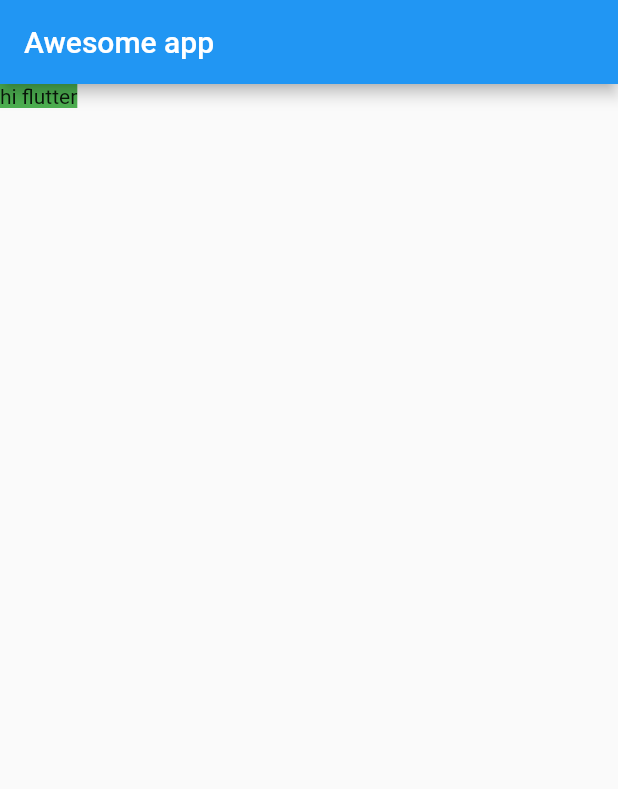
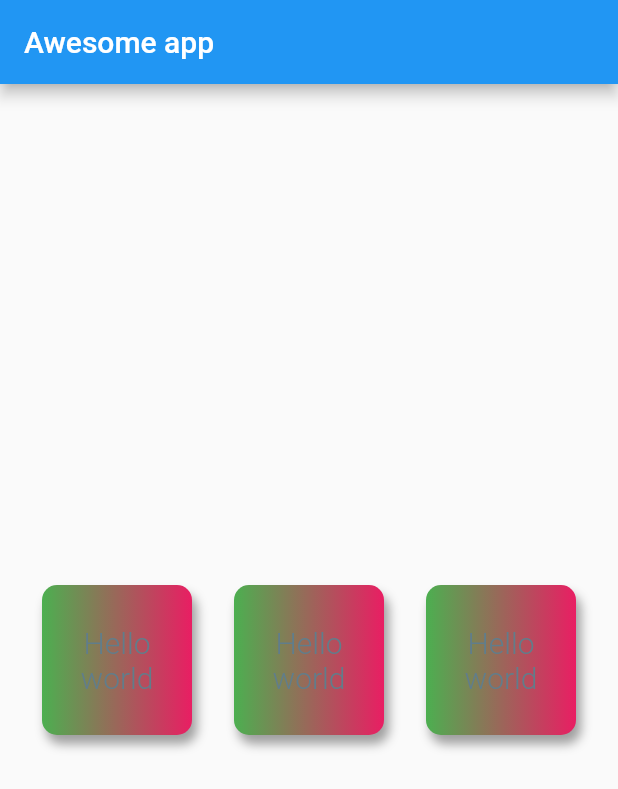
Before and after one commit to sarabpreet992/flutter-project, a Flutter app: the screen it shows after launch, on a phone screen of 412 x 824 dp. Shown: the top 789 px of the screen. Run offline on Flutter 3.47's test engine with Material 2 defaults, Android fonts, the phone set to English and light mode, and no system bars.

Commit message:
Flutter rows ch-1

```diff
--- a/lib/main.dart
+++ b/lib/main.dart
@@ -1,5 +1,3 @@
-import 'dart:html';
-
 import 'package:flutter/material.dart';
 
 void main() {
@@ -13,12 +11,96 @@ class Homepage extends StatelessWidget {
   @override
   Widget build(BuildContext context) {
     return Scaffold(
-        appBar: AppBar(
-          title: Text("Awesome app"),
+      appBar: AppBar(
+        title: Text("Awesome app"),
+      ),
+      body: Center(
+        child: Row(
+          mainAxisAlignment: MainAxisAlignment.spaceEvenly,
+          crossAxisAlignment: CrossAxisAlignment.start,
+          children: <Widget>[
+            Container(
+                width: 100,
+                height: 100,
+                padding: EdgeInsets.all(10),
+                alignment: Alignment.center,
+                decoration: BoxDecoration(
+                    color: Colors.black,
+                    gradient: LinearGradient(
+                      colors: [Colors.green, Colors.pink],
+                    ),
+                    borderRadius: BorderRadius.circular(10),
+                    boxShadow: [
+                      BoxShadow(
+                        color: Colors.grey,
+                        blurRadius: 5,
+                        offset: Offset(3.0, 6.0),
+                      )
+                    ]),
+                child: Text(
+                  "Hello world",
+                  textAlign: TextAlign.center,
+                  style: TextStyle(
+                      fontSize: 20,
+                      color: Colors.blueGrey,
+                      fontWeight: FontWeight.w300),
+                )),
+            Container(
+              width: 100,
+              height: 100,
+              padding: EdgeInsets.all(10),
+              alignment: Alignment.center,
+              decoration: BoxDecoration(
+                  color: Colors.yellow,
+                  gradient: LinearGradient(
+                    colors: [Colors.green, Colors.pink],
+                  ),
+                  borderRadius: BorderRadius.circular(10),
+                  boxShadow: [
+                    BoxShadow(
+                      color: Colors.grey,
+                      blurRadius: 5,
+                      offset: Offset(3.0, 6.0),
+                    )
+                  ]),
+              child: Text(
+                "Hello world",
+                textAlign: TextAlign.center,
+                style: TextStyle(
+                    fontSize: 20,
+                    color: Colors.blueGrey,
+                    fontWeight: FontWeight.w300),
+              ),
+            ),
+            Container(
+                width: 100,
+                height: 100,
+                padding: EdgeInsets.all(10),
+                alignment: Alignment.center,
+                decoration: BoxDecoration(
+                    color: Colors.yellow,
+                    gradient: LinearGradient(
+                      colors: [Colors.green, Colors.pink],
+                    ),
+                    borderRadius: BorderRadius.circular(10),
+                    boxShadow: [
+                      BoxShadow(
+                        color: Colors.grey,
+                        blurRadius: 5,
+                        offset: Offset(3.0, 6.0),
+                      )
+                    ]),
+                child: Text(
+                  "Hello world",
+                  textAlign: TextAlign.center,
+                  style: TextStyle(
+                      fontSize: 20,
+                      color: Colors.blueGrey,
+                      fontWeight: FontWeight.w300),
+                )),
+          ],
         ),
-        body: Container(
-          child: Text("hi flutter"),
-          color: Colors.green,
-        ));
+      ),
+    );
   }
 }
```
Also changed, not shown: 1 other file.
